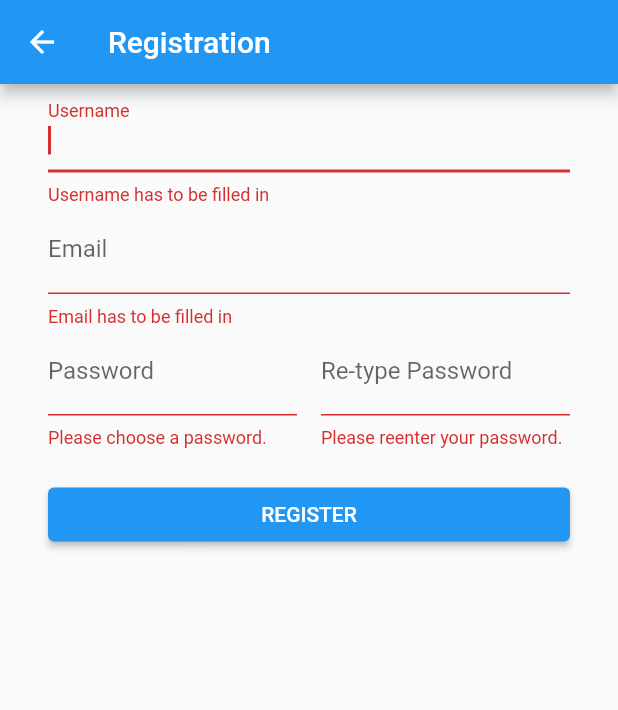
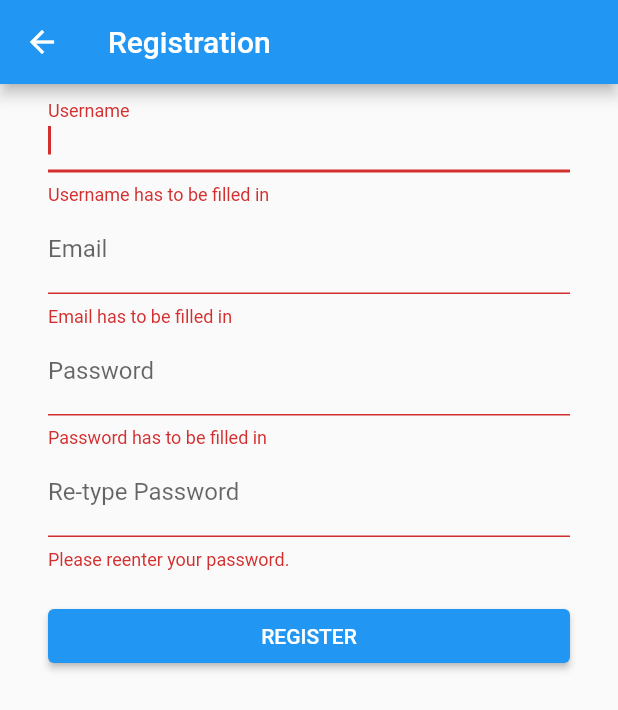
Before and after one commit to susch19/nssl, a Flutter app: the Registration screen opened by its route, after a tap on "REGISTER", on a phone screen of 412 x 824 dp. Shown: the top 710 px of the screen. Run offline on Flutter 3.47's test engine with Material 2 defaults, Android fonts, the phone set to English and light mode, and no system bars; our stand-ins replace adaptive_theme, file, firebase_core, firebase_messaging, flutter_riverpod, flutter_svg and 7 more; missing offline and left inert: firebase_core_web, firebase_messaging_web, scandit_flutter_datacapture_barcode, scandit_flutter_datacapture_core, shared_preferences_web; accounts and stored records are empty.

Commit message:
Added password rules for change or registration
* so that a very simple minimum of security is enforced
* fixed errors not displayed on register and password change, because
  the decoration where always resettet on drawing, even though it should
  only be happening the first time to set the initial values
* fixed currentlist throwing an exception when the last list was
  deleted, as the index of and firstWhere wasn't true
* fixed list change beeing not notified to listeners and thefore
  toggling live updates wasn't reflected in ui

```diff
--- /dev/null
+++ b/lib/helper/password_service.dart
@@ -0,0 +1,15 @@
+enum PasswordErrorCode { none, empty, tooShort, missingCharacters }
+
+class PasswordService {
+  static PasswordErrorCode checkNewPassword(String newPassword) {
+    if (newPassword.isEmpty) return PasswordErrorCode.empty;
+    if (newPassword.length < 6) return PasswordErrorCode.tooShort;
+    var containsChar = newPassword.contains(RegExp(r'[a-zA-ZäöüÄÖÜ]'));
+    var containsDigit = newPassword.contains(RegExp(r'[0-9]'));
+    var containsSpecialChar = newPassword.contains(RegExp(r'[^0-9a-zA-ZäöüÄÖÜ]'));
+    if (!containsChar && !containsSpecialChar || !containsDigit && !containsSpecialChar)
+      return PasswordErrorCode.missingCharacters;
+
+    return PasswordErrorCode.none;
+  }
+}
--- a/lib/localization/nssl_messages_de.dart
+++ b/lib/localization/nssl_messages_de.dart
@@ -64,6 +64,10 @@ class MessageLookup extends MessageLookupByLibrary {
             MessageLookupByLibrary.simpleMessage("Du hast noch keinen Account? Erstelle jetzt einen."),
         "usernameEmptyError": MessageLookupByLibrary.simpleMessage("Benutzername muss ausgefüllt sein"),
         "passwordEmptyError": MessageLookupByLibrary.simpleMessage("Passwort muss ausgefüllt sein"),
+        "passwordTooShortError": MessageLookupByLibrary.simpleMessage("Passwort muss mindestens 6 Zeichen lang sein"),
+        "passwordMissingCharactersError": MessageLookupByLibrary.simpleMessage(
+            "Passwort muss mindestens ein spezielles Zeichen (Kann jedes Symbol/Emoji sein) und Buchstabe oder Zahl enthalten"),
+
         "emailEmptyError": MessageLookupByLibrary.simpleMessage("EMail muss ausgefüllt sein"),
         "reenterPasswordError":
             MessageLookupByLibrary.simpleMessage("Die Passwörter stimmen nicht überein oder sind leer"),
--- a/lib/localization/nssl_messages_en.dart
+++ b/lib/localization/nssl_messages_en.dart
@@ -18,11 +18,13 @@ class MessageLookup extends MessageLookupByLibrary {
         "rename": MessageLookupByLibrary.simpleMessage("Rename"),
         "remove": MessageLookupByLibrary.simpleMessage("Remove"),
         "addProduct": MessageLookupByLibrary.simpleMessage('Add Product'),
-        "addProductWithoutSearch": MessageLookupByLibrary.simpleMessage('Insert the name of the product, without searching in the database'),
+        "addProductWithoutSearch":
+            MessageLookupByLibrary.simpleMessage('Insert the name of the product, without searching in the database'),
         "productName": MessageLookupByLibrary.simpleMessage('product name'),
         "messageDeleteAllCrossedOut": MessageLookupByLibrary.simpleMessage("You have deleted all crossed out items"),
         "undo": MessageLookupByLibrary.simpleMessage("UNDO"),
-        "removedShoppingListMessage": MessageLookupByLibrary.simpleMessage(" removed"), //"Removed \${User.shoppingLists} "
+        "removedShoppingListMessage":
+            MessageLookupByLibrary.simpleMessage(" removed"), //"Removed \${User.shoppingLists} "
         "noListsInDrawerMessage": MessageLookupByLibrary.simpleMessage("here is the place for your lists"),
         "notLoggedInYet": MessageLookupByLibrary.simpleMessage("Not logged in yet"),
         "newNameOfListHint": MessageLookupByLibrary.simpleMessage('The new name of the new list'),
@@ -43,9 +45,11 @@ class MessageLookup extends MessageLookupByLibrary {
         "wasRemovedSuccessfullyMessage": MessageLookupByLibrary.simpleMessage(" was removed successfully"),
         "loginSuccessfullMessage": MessageLookupByLibrary.simpleMessage("Login successfull."),
         "nameEmailRequiredError": MessageLookupByLibrary.simpleMessage('Name or Email is required.'),
-        "usernameToShortError": MessageLookupByLibrary.simpleMessage('Your username has to be at least 4 characters long'),
+        "usernameToShortError":
+            MessageLookupByLibrary.simpleMessage('Your username has to be at least 4 characters long'),
         "emailRequiredError": MessageLookupByLibrary.simpleMessage('EMail is required.'),
-        "emailIncorrectFormatError": MessageLookupByLibrary.simpleMessage('The email seems to be in the incorrect format.'),
+        "emailIncorrectFormatError":
+            MessageLookupByLibrary.simpleMessage('The email seems to be in the incorrect format.'),
         "chooseAPassword": MessageLookupByLibrary.simpleMessage('Please choose a password.'),
         "login": MessageLookupByLibrary.simpleMessage("Login"),
         "usernameOrEmailForLoginHint": MessageLookupByLibrary.simpleMessage('Username or email can be used to login'),
@@ -57,12 +61,16 @@ class MessageLookup extends MessageLookupByLibrary {
         "registerTextOnLogin": MessageLookupByLibrary.simpleMessage("Don't have an account? Create one now."),
         "usernameEmptyError": MessageLookupByLibrary.simpleMessage("Username has to be filled in"),
         "passwordEmptyError": MessageLookupByLibrary.simpleMessage("Password has to be filled in"),
+        "passwordTooShortError": MessageLookupByLibrary.simpleMessage("Password has to be at least 6 charactes long"),
+        "passwordMissingCharactersError": MessageLookupByLibrary.simpleMessage(
+            "Password has to contain a special character (Can be emoji or any other symbol) and a letter or number"),
         "emailEmptyError": MessageLookupByLibrary.simpleMessage("Email has to be filled in"),
         "reenterPasswordError": MessageLookupByLibrary.simpleMessage("Passwords doesn't match or are empty"),
         "unknownUsernameError": MessageLookupByLibrary.simpleMessage("There is something wrong with your username"),
         "unknownEmailError": MessageLookupByLibrary.simpleMessage("There is something wrong with your email"),
         "unknownPasswordError": MessageLookupByLibrary.simpleMessage("There is something wrong with your password"),
-        "unknownReenterPasswordError": MessageLookupByLibrary.simpleMessage("There is something wrong with your password validation"),
+        "unknownReenterPasswordError":
+            MessageLookupByLibrary.simpleMessage("There is something wrong with your password validation"),
         "registrationSuccessfulMessage": MessageLookupByLibrary.simpleMessage("Registration successfull."),
         "registrationTitle": MessageLookupByLibrary.simpleMessage("Registration"),
         "nameEmptyError": MessageLookupByLibrary.simpleMessage('Name is required.'),
@@ -80,7 +88,8 @@ class MessageLookup extends MessageLookupByLibrary {
         "cancelButton": MessageLookupByLibrary.simpleMessage('CANCEL'),
         "acceptButton": MessageLookupByLibrary.simpleMessage('ACCEPT'),
         "discardButton": MessageLookupByLibrary.simpleMessage('DISCARD'),
-        "fixErrorsBeforeSubmittingPrompt": MessageLookupByLibrary.simpleMessage('Please fix the errors in red before submitting.'),
+        "fixErrorsBeforeSubmittingPrompt":
+            MessageLookupByLibrary.simpleMessage('Please fix the errors in red before submitting.'),
         "newProductTitle": MessageLookupByLibrary.simpleMessage('New Product'),
         "saveButton": MessageLookupByLibrary.simpleMessage('SAVE'),
         "newProductName": MessageLookupByLibrary.simpleMessage("Product Name *"),
@@ -95,7 +104,8 @@ class MessageLookup extends MessageLookupByLibrary {
         "fieldRequiredError": MessageLookupByLibrary.simpleMessage("This field is required!"),
         "newProductNameToShort": MessageLookupByLibrary.simpleMessage("This name seems to be to short"),
         "addedProduct": MessageLookupByLibrary.simpleMessage(' added'), //'Added "\$name"'
-        "productWasAlreadyInList": MessageLookupByLibrary.simpleMessage(' was already in list. The amount was increased by 1'), //"\$name" was
+        "productWasAlreadyInList":
+            MessageLookupByLibrary.simpleMessage(' was already in list. The amount was increased by 1'), //"\$name" was
         "searchProductHint": MessageLookupByLibrary.simpleMessage("Search Product"),
         "noMoreProductsMessage": MessageLookupByLibrary.simpleMessage("No more products found!}"),
         "codeText": MessageLookupByLibrary.simpleMessage("Code: "),
@@ -116,18 +126,20 @@ class MessageLookup extends MessageLookupByLibrary {
         "successful": MessageLookupByLibrary.simpleMessage("Successful"),
         "passwordSet": MessageLookupByLibrary.simpleMessage("Your password has been set"),
         "tokenExpired": MessageLookupByLibrary.simpleMessage("Token expired"),
-        "tokenExpiredExplanation":
-            MessageLookupByLibrary.simpleMessage("Your token has expired. Login is required. If this happends multiple times per month, please contact us."),
+        "tokenExpiredExplanation": MessageLookupByLibrary.simpleMessage(
+            "Your token has expired. Login is required. If this happends multiple times per month, please contact us."),
         "noListLoaded": MessageLookupByLibrary.simpleMessage("No List Loaded"),
         "renameListItem": MessageLookupByLibrary.simpleMessage("Rename Product"),
         "renameListItemHint": MessageLookupByLibrary.simpleMessage("The new name of the product"),
         "renameListItemLabel": MessageLookupByLibrary.simpleMessage("new product name"),
         "discardNewTheme": MessageLookupByLibrary.simpleMessage('Discard new theme?'),
         "forgotPassword": MessageLookupByLibrary.simpleMessage('Forgot password?'),
-        "bePatient": MessageLookupByLibrary.simpleMessage('Please be patient, the server is processing your request already'),
+        "bePatient":
+            MessageLookupByLibrary.simpleMessage('Please be patient, the server is processing your request already'),
         "logout": MessageLookupByLibrary.simpleMessage('Logout'),
         "deleteListTitle": MessageLookupByLibrary.simpleMessage('Delete List '),
-        "deleteListText": MessageLookupByLibrary.simpleMessage('Do you really want to delete the list? This CAN\'T be undone!'),
+        "deleteListText":
+            MessageLookupByLibrary.simpleMessage('Do you really want to delete the list? This CAN\'T be undone!'),
         "exportAsPdf": MessageLookupByLibrary.simpleMessage('Export as PDF'),
         "boughtProducts": MessageLookupByLibrary.simpleMessage('Bought Products'),
         "nothingBoughtYet": MessageLookupByLibrary.simpleMessage('Nothing bought yet'),
@@ -136,7 +148,8 @@ class MessageLookup extends MessageLookupByLibrary {
         "okayButton": MessageLookupByLibrary.simpleMessage('OKAY'),
         "requestPasswordResetButton": MessageLookupByLibrary.simpleMessage("REQUEST PASSWORD RESET"),
         "requestPasswordResetTitle": MessageLookupByLibrary.simpleMessage("Password Reset"),
-        "requestPasswordResetSuccess": MessageLookupByLibrary.simpleMessage('If the email exists, the password request was successfully requested. Further instructions can be found in the email, that was send to the address.'),
+        "requestPasswordResetSuccess": MessageLookupByLibrary.simpleMessage(
+            'If the email exists, the password request was successfully requested. Further instructions can be found in the email, that was send to the address.'),
         "settings": MessageLookupByLibrary.simpleMessage('Settings'),
       };
 }
--- a/lib/localization/nssl_strings.dart
+++ b/lib/localization/nssl_strings.dart
@@ -86,6 +86,12 @@ class NSSLStrings {
       Intl.message('Username has to be filled in', name: 'usernameEmptyError', locale: _localeName);
   String passwordEmptyError() =>
       Intl.message('Password has to be filled in', name: 'passwordEmptyError', locale: _localeName);
+  String passwordTooShortError() =>
+      Intl.message('Password has to be at least 6 charactes long', name: 'passwordTooShortError', locale: _localeName);
+  String passwordMissingCharactersError() => Intl.message(
+      'Password has to contain a special character (Can be emoji or any other symbol) and a letter or number',
+      name: 'passwordMissingCharactersError',
+      locale: _localeName);
   String emailEmptyError() => Intl.message('Email has to be filled in', name: 'emailEmptyError', locale: _localeName);
   String reenterPasswordError() =>
       Intl.message('Passwords doesn\'t match or are empty', name: 'reenterPasswordError', locale: _localeName);
--- a/lib/models/shopping_list.dart
+++ b/lib/models/shopping_list.dart
@@ -193,6 +193,7 @@ class ShoppingListController with ChangeNotifier {
     var index = shoppingLists.indexOf(list);
     shoppingLists.remove(list);
     shoppingLists.insert(index, newList);
+    notifyListeners();
   }
 
   Future<Null> reloadAllLists([BuildContext? cont]) async {
@@ -280,7 +281,7 @@ class ShoppingListController with ChangeNotifier {
   void toggleFirebaseMessaging(int listId) {
     var list = shoppingLists.firstWhere((element) => element.id == listId);
     var newList = ShoppingList(listId, list.name, messagingEnabled: !list.messagingEnabled);
-    newList.messagingEnabled ? list.unsubscribeFromFirebaseMessaging() : list.subscribeForFirebaseMessaging();
+    newList.messagingEnabled ? list.subscribeForFirebaseMessaging() : list.unsubscribeFromFirebaseMessaging();
     _exchangeLists(list, newList);
     save(newList);
   }
--- a/lib/pages/main_page.dart
+++ b/lib/pages/main_page.dart
@@ -486,8 +486,8 @@ class MainPageState extends ConsumerState<MainPage> with TickerProviderStateMixi
                     var currentList = ref.read(currentListProvider)!;
                     var shoppingListController = ref.read(shoppingListsProvider);
                     if (currentList.id == id) {
-                      changeCurrentList(shoppingListController.shoppingLists
-                          .indexOf(shoppingListController.shoppingLists.firstWhere((l) => l.id != id)));
+                      var other = shoppingListController.shoppingLists.firstOrNull((l) => l.id != id);
+                      if (other != null) changeCurrentList(shoppingListController.shoppingLists.indexOf(other));
                     }
                     shoppingListController.removeList(deleteList.id);
                     showInDrawerSnackBar(deleteList.name + " " + NSSLStrings.of(cont).removed());
--- a/lib/pages/registration.dart
+++ b/lib/pages/registration.dart
@@ -6,6 +6,7 @@ import 'package:nssl/server_communication/return_classes.dart';
 import 'package:nssl/server_communication/s_c.dart';
 import 'package:flutter/material.dart';
 import 'package:nssl/models/model_export.dart';
+import '../helper/password_service.dart';
 import 'login.dart';
 import 'package:flutter_riverpod/flutter_riverpod.dart';
 
@@ -28,6 +29,7 @@ class RegistrationState extends ConsumerState<Registration> {
   var pw2Input = ForInput();
   var submit = ForInput();
   var validateMode = AutovalidateMode.disabled;
+  bool initialized = false;
 
   void showInSnackBar(String value) {
     ScaffoldMessenger.of(context).showSnackBar(SnackBar(content: Text(value), duration: Duration(seconds: 3)));
@@ -91,8 +93,21 @@ class RegistrationState extends ConsumerState<Registration> {
   }
 
   String? _validatePassword(String? value) {
-    if (pwInput.textEditingController.text.isEmpty) return NSSLStrings.of(context).chooseAPasswordPrompt();
+    var errorCode = PasswordService.checkNewPassword(value ?? "");
+
+    if (errorCode != PasswordErrorCode.none) {
+      String errorText = "";
+      switch (errorCode) {
+        case PasswordErrorCode.empty:
+          return NSSLStrings.of(context).passwordEmptyError();
+        case PasswordErrorCode.none:
           return null;
+        case PasswordErrorCode.tooShort:
+          return NSSLStrings.of(context).passwordTooShortError();
+        case PasswordErrorCode.missingCharacters:
+          return NSSLStrings.of(context).passwordMissingCharactersError();
+      }
+    }
   }
 
   String? _validatePassword2(String? value) {
@@ -103,7 +118,7 @@ class RegistrationState extends ConsumerState<Registration> {
 
   @override
   Widget build(BuildContext context) {
-    _resetInput();
+    if (!initialized) _resetInput();
     return Scaffold(
         key: _scaffoldKey,
         appBar: AppBar(title: Text(NSSLStrings.of(context).registrationTitle())),
@@ -134,9 +149,7 @@ class RegistrationState extends ConsumerState<Registration> {
                       onSaved: (s) {
                         FocusScope.of(context).requestFocus(pwInput.focusNode);
                       }),
-                  Row(crossAxisAlignment: CrossAxisAlignment.start, children: <Widget>[
-                    Flexible(
-                        child: TextFormField(
+                  TextFormField(
                       key: pwInput.key,
                       decoration: pwInput.decoration,
                       controller: pwInput.textEditingController,
@@ -146,10 +159,8 @@ class RegistrationState extends ConsumerState<Registration> {
                       validator: _validatePassword,
                       onSaved: (s) {
                         FocusScope.of(context).requestFocus(pw2Input.focusNode);
-                            })),
-                    SizedBox(width: 16.0),
-                    Flexible(
-                        child: TextFormField(
+                      }),
+                  TextFormField(
                       key: pw2Input.key,
                       decoration: pw2Input.decoration,
                       controller: pw2Input.textEditingController,
@@ -159,8 +170,7 @@ class RegistrationState extends ConsumerState<Registration> {
                       validator: _validatePassword2,
                       onSaved: (s) {
                         _handleSubmitted();
-                            })),
-                  ]),
+                      }),
                   Row(children: [
                     Flexible(
                         child: Container(
@@ -206,10 +216,6 @@ class RegistrationState extends ConsumerState<Registration> {
     pw2Input.decoration = InputDecoration(
         helperText: NSSLStrings.of(context).retypePasswordHint(),
         labelText: NSSLStrings.of(context).retypePasswordTitle());
-  }
-
-  @override
-  initState() {
-    super.initState();
+    initialized = true;
   }
 }
--- a/lib/server_communication/return_classes.dart
+++ b/lib/server_communication/return_classes.dart
@@ -44,9 +44,9 @@ class LoginResult extends BaseResult {
     r.success = data["success"];
     r.error = data["error"] as String? ?? "";
     r.id = data["id"];
-    r.username = data["username"];
-    r.eMail = data["eMail"];
-    r.token = data["token"];
+    r.username = data["username"] as String? ?? "";
+    r.eMail = data["eMail"] as String? ?? "";
+    r.token = data["token"] as String? ?? "";
     return r;
   }
 }
```
Also changed, not shown: lib/pages/change_password.dart (+66 -41 lines). Lines whose indentation alone changed are shown as unchanged.
